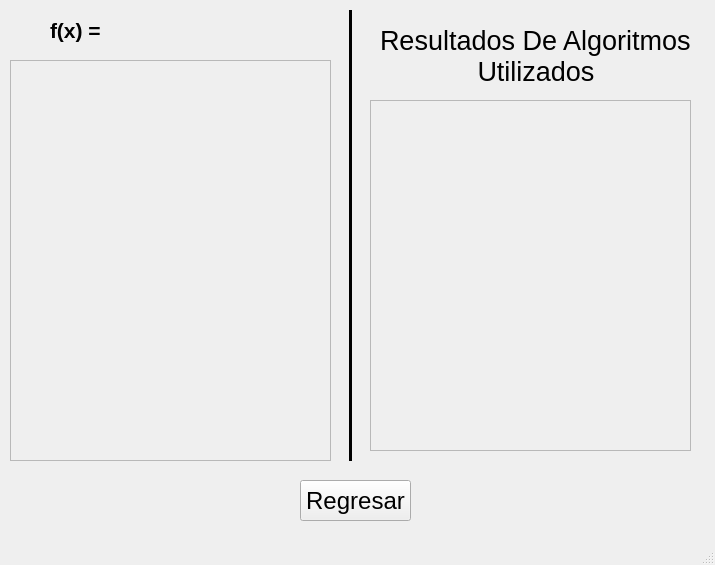
Above: ProyectoMetodosNumericos/Ventanas/Historial.ui from jimmybanegas/ProyectoMetodosNumericos before the change. Below: the same form after it.
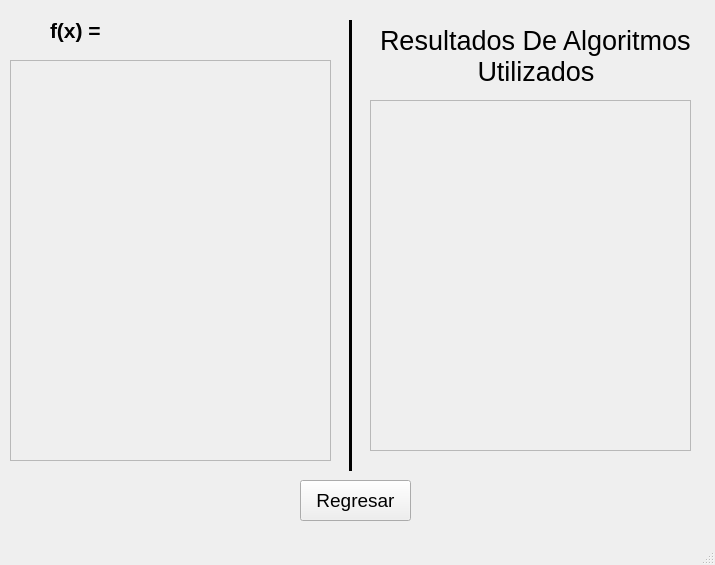
That is the form after the change. Icons and pictures are not drawn.

Diff of the .ui file:
```diff
--- a/ProyectoMetodosNumericos/Ventanas/Historial.ui
+++ b/ProyectoMetodosNumericos/Ventanas/Historial.ui
@@ -18,7 +18,7 @@
     <property name="geometry">
      <rect>
       <x>340</x>
-      <y>10</y>
+      <y>20</y>
       <width>20</width>
       <height>451</height>
      </rect>
@@ -124,7 +124,7 @@
     </property>
     <property name="font">
      <font>
-      <pointsize>18</pointsize>
+      <pointsize>14</pointsize>
      </font>
     </property>
     <property name="text">
```
Left out of the diff: 12 changed lines with no effect on the pictures.
